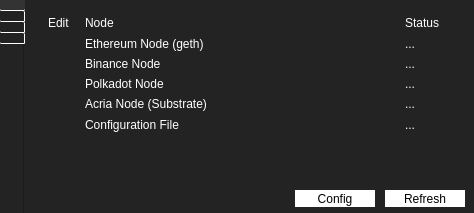
This is mainwindow.ui in Acria-Network/Acria-Oracle-Node-Qt as Qt 5 draws it before an edit. The edited form follows.
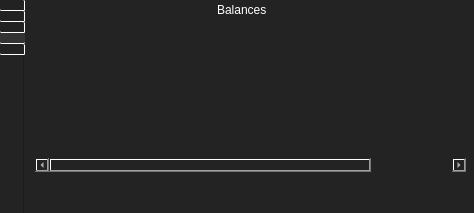
This is the edited form. Icons and pictures are not drawn.

Commit message: balances tab added

What changed in the file:
```diff
--- a/mainwindow.ui
+++ b/mainwindow.ui
@@ -52,7 +52,7 @@
      <enum>QTabWidget::West</enum>
     </property>
     <property name="currentIndex">
-     <number>0</number>
+     <number>3</number>
     </property>
     <property name="iconSize">
      <size>
@@ -1033,6 +1033,92 @@
       </property>
      </widget>
     </widget>
+    <widget class="QWidget" name="tab_8">
+     <attribute name="icon">
+      <iconset>
+       <normaloff>resources/money.svg</normaloff>resources/money.svg</iconset>
+     </attribute>
+     <attribute name="title">
+      <string/>
+     </attribute>
+     <widget class="QLabel" name="label_40">
+      <property name="geometry">
+       <rect>
+        <x>7</x>
+        <y>180</y>
+        <width>80</width>
+        <height>25</height>
+       </rect>
+      </property>
+      <property name="text">
+       <string/>
+      </property>
+      <property name="pixmap">
+       <pixmap>resources/acria_logo4.svg</pixmap>
+      </property>
+      <property name="scaledContents">
+       <bool>true</bool>
+      </property>
+     </widget>
+     <widget class="QLabel" name="label_41">
+      <property name="geometry">
+       <rect>
+        <x>192</x>
+        <y>2</y>
+        <width>51</width>
+        <height>16</height>
+       </rect>
+      </property>
+      <property name="text">
+       <string>Balances</string>
+      </property>
+     </widget>
+     <widget class="QTableWidget" name="tableWidget_balances">
+      <property name="geometry">
+       <rect>
+        <x>10</x>
+        <y>21</y>
+        <width>431</width>
+        <height>151</height>
+       </rect>
+      </property>
+      <property name="styleSheet">
+       <string notr="true">border:none;</string>
+      </property>
+      <property name="editTriggers">
+       <set>QAbstractItemView::NoEditTriggers</set>
+      </property>
+      <property name="showDropIndicator" stdset="0">
+       <bool>true</bool>
+      </property>
+      <property name="showGrid">
+       <bool>true</bool>
+      </property>
+      <property name="rowCount">
+       <number>0</number>
+      </property>
+      <property name="columnCount">
+       <number>5</number>
+      </property>
+      <attribute name="horizontalHeaderVisible">
+       <bool>false</bool>
+      </attribute>
+      <attribute name="horizontalHeaderHighlightSections">
+       <bool>true</bool>
+      </attribute>
+      <attribute name="verticalHeaderVisible">
+       <bool>false</bool>
+      </attribute>
+      <attribute name="verticalHeaderHighlightSections">
+       <bool>true</bool>
+      </attribute>
+      <column/>
+      <column/>
+      <column/>
+      <column/>
+      <column/>
+     </widget>
+    </widget>
     <widget class="QWidget" name="tab_3">
      <property name="styleSheet">
       <string notr="true">border:none;</string>
```
The commit also changes 3 other files.
